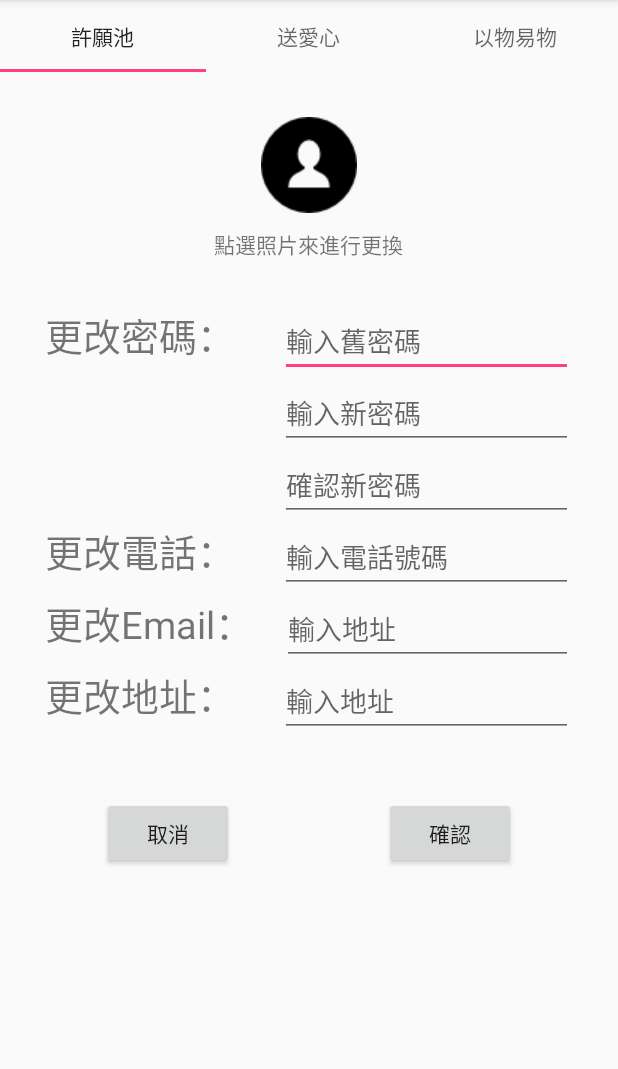
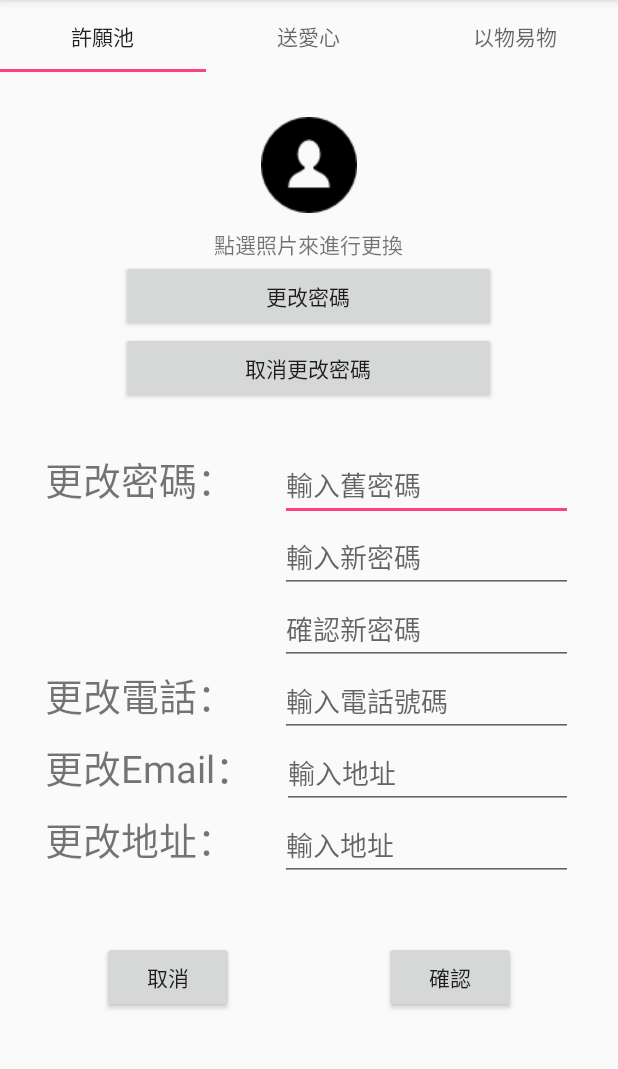
Before and after one commit to Apocalypse06/WeShareAPP, an Android app: the fragment MemberFragment shown on its own in the app's theme, on a phone screen of 412 x 824 dp, the part 84-1153 px from its top. Run offline under Robolectric (Android 15) with nearby library versions, the phone set to English and light mode, and no system bars; network calls fail.

```diff
--- a/app/src/main/java/com/example/ntut/weshare/member/MemberLoginActivity.java
+++ b/app/src/main/java/com/example/ntut/weshare/member/MemberLoginActivity.java
@@ -61,10 +61,12 @@ public class MemberLoginActivity extends AppCompatActivity {
             if (userName == null) {
                 Common.showToast(MemberLoginActivity.this, R.string.msg_LoginFail);
             } else {
-                Common.showToast(MemberLoginActivity.this, R.string.msg_LoginSuccess);
+                //Common.showToast(MemberLoginActivity.this, R.string.msg_LoginSuccess);
 
                 SharedPreferences pref = getSharedPreferences(Common.PREF_FILE,
                         MODE_PRIVATE);
+
+                Common.showToast(MemberLoginActivity.this, userName);
                 pref.edit()
                         .putBoolean("login", true)
                         .putString("user", account)
--- a/app/src/main/res/layout/member_uadate_fragment.xml
+++ b/app/src/main/res/layout/member_uadate_fragment.xml
@@ -2,6 +2,7 @@
 <ScrollView xmlns:android="http://schemas.android.com/apk/res/android"
     android:layout_width="match_parent"
     android:layout_height="match_parent">
+
 
     <LinearLayout xmlns:android="http://schemas.android.com/apk/res/android"
         xmlns:tools="http://schemas.android.com/tools"
@@ -53,6 +54,25 @@
             android:layout_gravity="center"
             android:layout_marginTop="10dp"
             android:text="@string/tx_updatePictureNote" />
+        <Button
+            android:id="@+id/btChange"
+            android:layout_gravity="center"
+            android:layout_width="250dp"
+            android:layout_height="wrap_content"
+            android:onClick="onChangeClick"
+            android:text="@string/tx_changePassword" />
+        <Button
+            android:id="@+id/btCancel"
+            android:layout_gravity="center"
+            android:layout_width="250dp"
+            android:layout_height="wrap_content"
+            android:onClick="onCancelChangeClick"
+            android:text="@string/tx_cancelChange" />
+        <LinearLayout
+            android:id="@+id/llchangePassword"
+            android:layout_width="match_parent"
+            android:layout_height="wrap_content"
+            android:orientation="vertical">
 
             <LinearLayout
                 android:layout_width="match_parent"
@@ -126,6 +146,7 @@
                     android:hint="確認新密碼"
                     android:inputType="textPassword" />
                 <!--android:layout_marginLeft="185dp"-->
+            </LinearLayout>
         </LinearLayout>
 
         <LinearLayout
--- a/app/src/main/res/layout/navigate_header.xml
+++ b/app/src/main/res/layout/navigate_header.xml
@@ -25,6 +25,7 @@
             android:layout_width="wrap_content"
             android:layout_height="wrap_content"
             android:layout_marginTop="10dp"
+            android:text="尚未登入"
             android:textColor="#FFFFFF"
             android:textSize="20sp" />
 
--- a/app/src/main/res/values/strings.xml
+++ b/app/src/main/res/values/strings.xml
@@ -64,5 +64,8 @@
     <string name="msg_NewPasswordNull">新密碼空白</string>
     <string name="msg_updateFail">更新失敗</string>
     <string name="msg_updateSuccess">更新成功</string>
+    <string name="tx_changePassword">更改密碼</string>
+    <string name="msg_updateSuccessAndLogin">修改成功，請重新登入</string>
+    <string name="tx_cancelChange">取消更改密碼</string>
 
 </resources>
```
Also changed, not shown: app/src/main/java/com/example/ntut/weshare/MainActivity.java (+62 -10 lines), app/src/main/java/com/example/ntut/weshare/UserGetImageTask.java (added, +86 -0 lines), app/src/main/java/com/example/ntut/weshare/member/MemberUpdateActivity.java (+55 -3 lines). Lines whose indentation alone changed are shown as unchanged.
